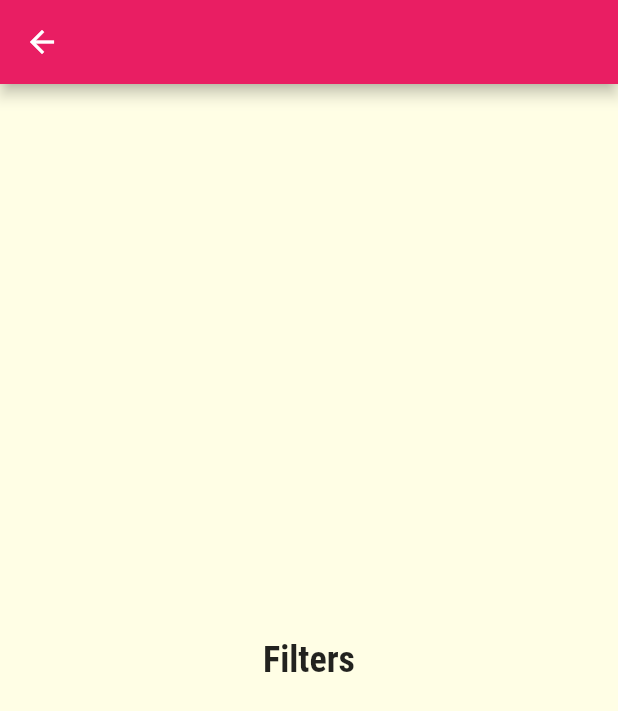
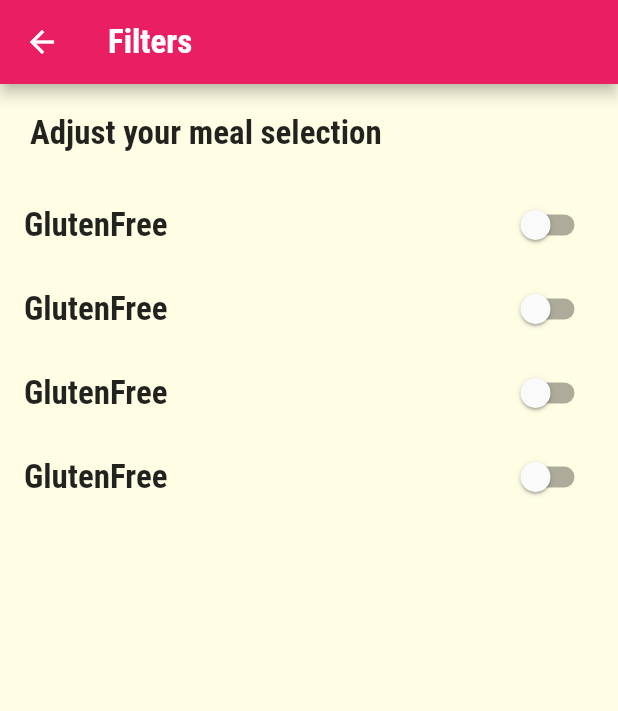
Before and after one commit to msarifin29/deliMeal, a Flutter app: the Filters screen opened by its route, on a phone screen of 412 x 824 dp. Shown: the top 711 px of the screen. Run offline on Flutter 3.47's test engine with Material 2 defaults, Android fonts, the phone set to English and light mode, and no system bars.

Commit message:
Adding filter switches

```diff
--- a/lib/screen/filters_screen.dart
+++ b/lib/screen/filters_screen.dart
@@ -1,21 +1,76 @@
 import 'package:flutter/material.dart';
 
-class Filters extends StatelessWidget {
+class Filters extends StatefulWidget {
   const Filters({Key? key}) : super(key: key);
 
   static const routeName = '/filters';
+
+  @override
+  State<Filters> createState() => _FiltersState();
+}
+
+class _FiltersState extends State<Filters> {
+  bool _glutenFree = false;
+  bool _vegan = false;
+  bool _vegetarian = false;
+  bool _lactoseFree = false;
+
+  Widget _buildSwitchListTile(
+      bool currentValue, String title, String subTitle, updateValue) {
+    return SwitchListTile(
+      title: Text(
+        title,
+        style: Theme.of(context).textTheme.titleLarge,
+      ),
+      value: currentValue,
+      onChanged: updateValue,
+      activeColor: Theme.of(context).colorScheme.secondary,
+    );
+  }
+
   @override
   Widget build(BuildContext context) {
     return Scaffold(
-        appBar: AppBar(),
-        body: const Center(
-          child: Text(
-            'Filters',
-            style: TextStyle(
-                fontFamily: 'RobotoCondensed',
-                fontSize: 24,
-                fontWeight: FontWeight.bold),
-          ),
+        appBar: AppBar(
+          title: const Text('Filters'),
+        ),
+        body: ListView(
+          children: [
+            Container(
+              padding: const EdgeInsets.all(20),
+              child: Text(
+                'Adjust your meal selection ',
+                style: Theme.of(context).textTheme.titleLarge,
+              ),
+            ),
+            _buildSwitchListTile(
+                _glutenFree, 'GlutenFree', 'Only include glutenfree meals',
+                (newValue) {
+              setState(() {
+                _glutenFree = newValue;
+              });
+            }),
+            _buildSwitchListTile(
+                _vegan, 'GlutenFree', 'Only include vegan meals', (newValue) {
+              setState(() {
+                _vegan = newValue;
+              });
+            }),
+            _buildSwitchListTile(
+                _vegetarian, 'GlutenFree', 'Only include vegetarian meals',
+                (newValue) {
+              setState(() {
+                _vegetarian = newValue;
+              });
+            }),
+            _buildSwitchListTile(
+                _lactoseFree, 'GlutenFree', 'Only include lactoseFree meals',
+                (newValue) {
+              setState(() {
+                _lactoseFree = newValue;
+              });
+            }),
+          ],
         ));
   }
 }
--- a/lib/widgets/main_drawer.dart
+++ b/lib/widgets/main_drawer.dart
@@ -43,7 +43,7 @@ class MainDrawer extends StatelessWidget {
           buildListTile(Icons.restaurant, 'Meals', () {
             Navigator.of(context).pushReplacementNamed('/tabs');
           }),
-          buildListTile(Icons.settings, 'Settings', () {
+          buildListTile(Icons.settings, 'Filters', () {
             Navigator.of(context).pushReplacementNamed('/filters');
           })
         ],
```
